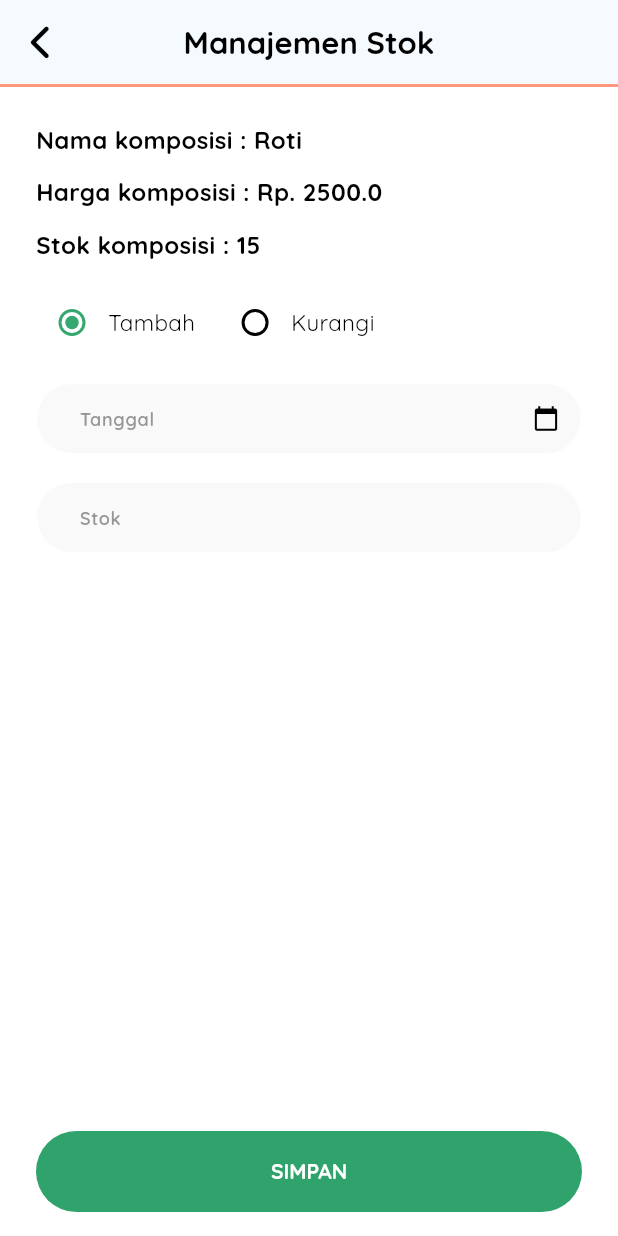
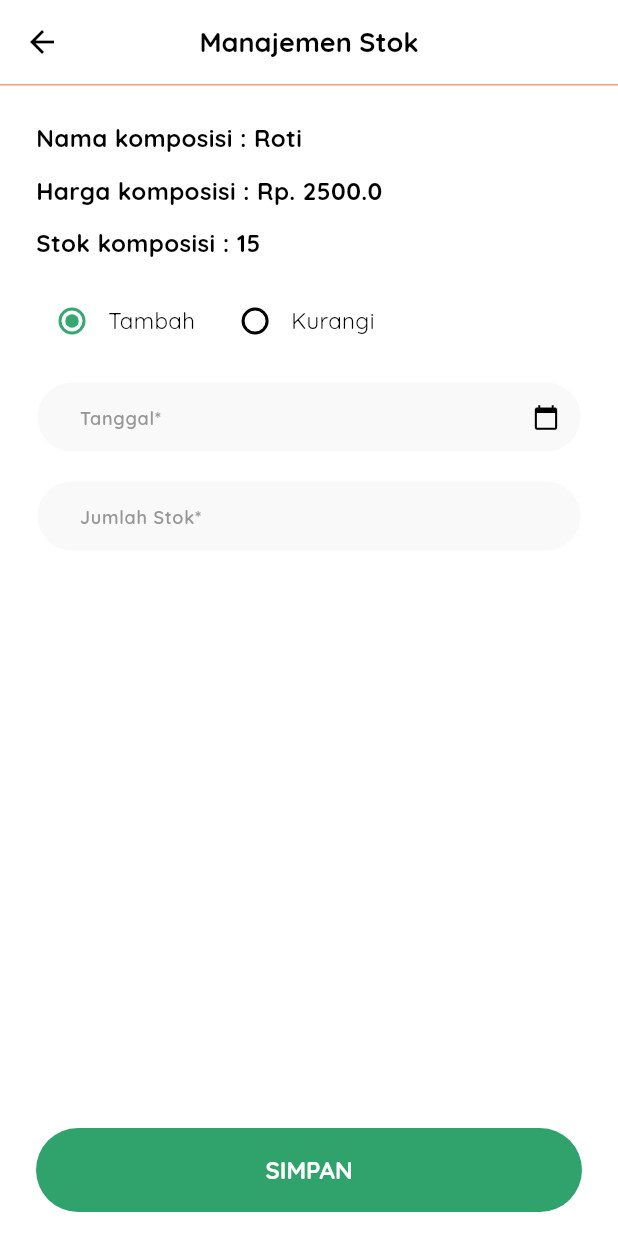
Before and after one commit to netgen-inovasi-digital/payoo_frontend, a Flutter app: the StokDetailView screen opened directly with sample values from the repository, after a tap on "tambah / kurangi stok", on a phone screen of 412 x 824 dp. Run offline on Flutter 3.47's test engine with Material 3 defaults, Android fonts, the phone set to English and light mode, and no system bars; our stand-ins replace dio, flutter_screenutil, flutter_svg, font_awesome_flutter, get, get_storage and 3 more; accounts and stored records are empty; network calls fail.

Commit message:
feat(stok): implement form validation and error handling for stock creation and update

```diff
--- a/lib/app/modules/stok/views/stok_detail_view.dart
+++ b/lib/app/modules/stok/views/stok_detail_view.dart
@@ -1,6 +1,6 @@
-import 'package:payoo/app/components/custom_app_bar_secondary.dart';
 import 'package:payoo/app/data/models/komposisi_model.dart';
 import 'package:payoo/app/modules/stok/controllers/stok_controller.dart';
+import 'package:payoo/app/components/custom_app_bar.dart';
 import 'package:payoo/app/modules/stok/views/widgets/stok_info.dart';
 import 'stok_form_view.dart';
 import 'widgets/stok_action_button.dart';
@@ -15,7 +15,7 @@ class StokDetailView extends StatelessWidget {
   @override
   Widget build(BuildContext context) {
     return Scaffold(
-      appBar: const CustomAppBarSecondary(
+      appBar: const CustomAppBar(
         title: 'Manajemen Stok',
       ),
       body: Padding(
--- a/lib/app/modules/stok/views/stok_form_view.dart
+++ b/lib/app/modules/stok/views/stok_form_view.dart
@@ -1,13 +1,15 @@
 import 'package:flutter/material.dart';
 import 'package:get/get.dart';
-import 'package:payoo/app/components/custom_app_bar_secondary.dart';
 import 'package:payoo/app/components/custom_text_field.dart';
-import 'package:payoo/app/components/custom_button.dart';
+import 'package:payoo/app/components/custom_save_button.dart';
+import 'package:payoo/app/components/custom_snackbar.dart';
 import 'package:payoo/app/data/models/komposisi_model.dart';
 import 'package:payoo/app/modules/stok/controllers/stok_controller.dart';
+import 'package:payoo/app/modules/komposisi/controllers/komposisi_controller.dart';
 import 'package:payoo/app/modules/stok/views/widgets/stok_info.dart';
 import 'package:payoo/app/routes/app_pages.dart';
 import 'package:payoo/app/services/api_call_status.dart';
+import 'package:payoo/app/components/custom_app_bar.dart';
 
 class StokFormView extends StatefulWidget {
   final Komposisi stok;
@@ -24,6 +26,15 @@ class _StokFormViewState extends State<StokFormView> {
 
   final StokController stokController = Get.put(StokController());
   @override
+  void initState() {
+    super.initState();
+    // Clear any previous validation errors when opening the form
+    WidgetsBinding.instance.addPostFrameCallback((_) {
+      stokController.clearValidationErrors();
+    });
+  }
+
+  @override
   void dispose() {
     super.dispose();
   }
@@ -32,27 +43,47 @@ class _StokFormViewState extends State<StokFormView> {
     bool success;
     int currentQuantity =
         int.tryParse(stokController.quantityController.text) ?? 0;
+
+    // Business rule validation for reducing stock
+    if (_mode == 2 && currentQuantity > widget.stok.stokKomposisi) {
+      CustomSnackBar.showCustomErrorSnackBar(
+        title: 'Error',
+        message: 'Jumlah pengurangan melebihi stok yang ada'
+      );
+      return;
+    }
+
+    // Create stock entry
     if (_mode == 1) {
       success = await stokController.createStock(widget.stok.id, 'in');
     } else {
-      if (currentQuantity > widget.stok.stokKomposisi) {
-        Get.snackbar('Error', 'Jumlah pengurangan melebihi stok yang ada',
-            snackPosition: SnackPosition.BOTTOM,
-            backgroundColor: Colors.redAccent,
-            colorText: Colors.white);
-        return;
-      }
       success = await stokController.createStock(widget.stok.id, 'out');
     }
+
     if (success) {
+      // Reset form after success
+      stokController.resetForm();
+
+      // Navigate back using route name (like komposisi)
       Get.toNamed(Routes.STOK);
-      Get.snackbar('Sukses', 'Stok berhasil diperbarui',
-          snackPosition: SnackPosition.BOTTOM);
+
+      // Refresh the komposisi data
+      final komposisiController = Get.find<KomposisiController>();
+      komposisiController.fetchKomposisi();
+
+      // Show success message
+      CustomSnackBar.showCustomSnackBar(
+        title: 'Sukses',
+        message: 'Stok berhasil diperbarui'
+      );
     } else {
-      Get.snackbar('Error', 'Gagal memperbarui stok',
-          snackPosition: SnackPosition.BOTTOM,
-          backgroundColor: Colors.redAccent,
-          colorText: Colors.white);
+      // Check if it's a validation error or API error
+      if (stokController.errorCreate.value.isNotEmpty) {
+        CustomSnackBar.showCustomErrorSnackBar(
+          title: 'Gagal Memperbarui',
+          message: stokController.errorCreate.value
+        );
+      }
     }
   }
 
@@ -87,7 +118,7 @@ class _StokFormViewState extends State<StokFormView> {
   Widget build(BuildContext context) {
     final stok = widget.stok;
     return Scaffold(
-      appBar: const CustomAppBarSecondary(
+      appBar: const CustomAppBar(
         title: 'Manajemen Stok',
       ),
       body: Padding(
@@ -122,41 +153,47 @@ class _StokFormViewState extends State<StokFormView> {
             GestureDetector(
               onTap: () => _pickDate(context),
               child: AbsorbPointer(
-                child: CustomTextField(
-                  hintText: 'Tanggal',
+                child: Obx(() => CustomTextField(
+                  hintText: 'Tanggal*',
                   controller: stokController.dateController,
                   width: double.infinity,
                   height: 50,
                   suffixIcon: const Icon(Icons.calendar_today, size: 18),
-                ),
+                  hasError: stokController.hasAttemptedSubmit.value &&
+                           stokController.dateError.value.isNotEmpty,
+                  errorText: stokController.dateError.value,
+                )),
               ),
             ),
             const SizedBox(height: 16),
 
-            CustomTextField(
-              hintText: 'Stok',
+            Obx(() => CustomTextField(
+              hintText: 'Jumlah Stok*',
               controller: stokController.quantityController,
               keyboardType: TextInputType.number,
               width: double.infinity,
               height: 50,
-            ),
+              hasError: stokController.hasAttemptedSubmit.value &&
+                       stokController.quantityError.value.isNotEmpty,
+              errorText: stokController.quantityError.value,
+            )),
           ],
         ),
       ),
       bottomNavigationBar: Padding(
         padding: const EdgeInsets.symmetric(horizontal: 24, vertical: 16),
-        child: Obx(
-          () => CustomButton(
-            label: stokController.statusCreate.value == ApiCallStatus.loading
+        child: Obx(() {
+          final isLoading = stokController.statusCreate.value == ApiCallStatus.loading;
+          return CustomSaveButton(
+            onPressed: () {
+              if (isLoading) return; // guard
+              onSave();
+            },
+            label: isLoading
                 ? 'Menyimpan...'
                 : 'SIMPAN',
-            onPressed: () {
-              onSave();
-            },
-            width: double.infinity,
-            height: 54,
-          ),
-        ),
+          );
+        }),
       ),
     );
   }
```
Also changed, not shown: lib/app/modules/stok/controllers/stok_controller.dart (+66 -42 lines), lib/app/modules/stok/views/stok_view.dart (+19 -3 lines).
